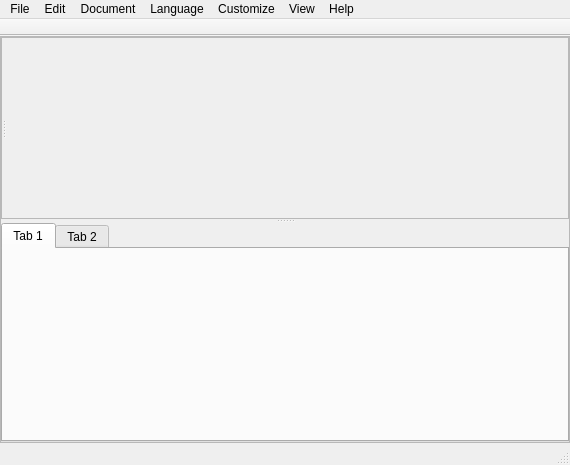
First picture: the form in src/mainwindow.ui, repository Leonardo2718/Lepton_Editor, before the edit.
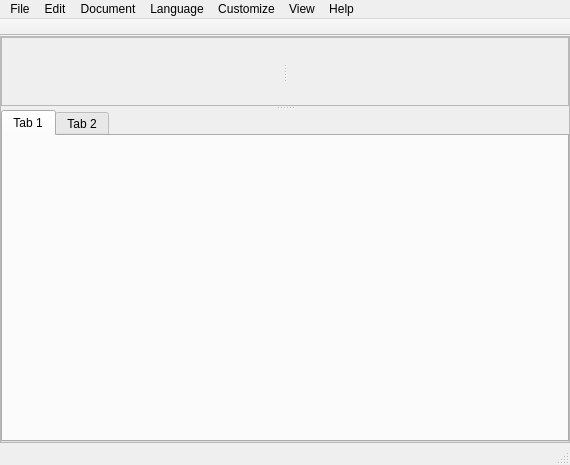
Second picture: the form after the edit.

Commit message: Reimplement 'editorArea' to allow for a size policy. On branch master, changes to be committed: 	modified:   src/mainwindow.cpp 	modified:   src/mainwindow.ui

Patch:
```diff
--- a/src/mainwindow.ui
+++ b/src/mainwindow.ui
@@ -100,6 +100,12 @@
                <enum>Qt::Horizontal</enum>
               </property>
               <widget class="QWidget" name="projectManagerArea" native="true">
+               <property name="sizePolicy">
+                <sizepolicy hsizetype="Preferred" vsizetype="Preferred">
+                 <horstretch>1</horstretch>
+                 <verstretch>0</verstretch>
+                </sizepolicy>
+               </property>
                <layout class="QVBoxLayout" name="verticalLayout_4">
                 <property name="spacing">
                  <number>0</number>
@@ -118,11 +124,29 @@
                 </property>
                </layout>
               </widget>
-              <widget class="QWidget" name="verticalLayoutWidget">
+              <widget class="QWidget" name="editorArea" native="true">
+               <property name="sizePolicy">
+                <sizepolicy hsizetype="Preferred" vsizetype="Preferred">
+                 <horstretch>4</horstretch>
+                 <verstretch>0</verstretch>
+                </sizepolicy>
+               </property>
                <layout class="QVBoxLayout" name="textEditorArea">
                 <property name="spacing">
                  <number>0</number>
                 </property>
+                <property name="leftMargin">
+                 <number>0</number>
+                </property>
+                <property name="topMargin">
+                 <number>0</number>
+                </property>
+                <property name="rightMargin">
+                 <number>0</number>
+                </property>
+                <property name="bottomMargin">
+                 <number>0</number>
+                </property>
                </layout>
               </widget>
              </widget>
```
The commit also changes 1 other file.
